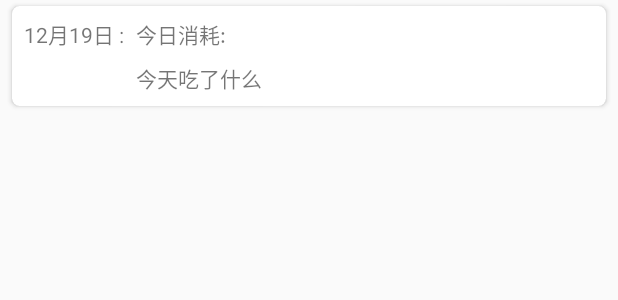
After one commit to vcan/GraduationProject, an Android app: the layout item_consume_record.xml on its own in the app's theme, with its tools: preview values and no code run, on a phone screen of 412 x 824 dp. The commit adds this screen. Shown: the top 300 px of the screen. Run offline under Robolectric (Android 15) with nearby library versions, the phone set to English and light mode, and no system bars; network calls fail.

Commit message:
日期记录每日消耗列表

```diff
--- a/App/PlanMan/app/src/main/java/com/zszdevelop/planman/activity/LoginActivity.java
+++ b/App/PlanMan/app/src/main/java/com/zszdevelop/planman/activity/LoginActivity.java
@@ -12,8 +12,8 @@ import android.widget.LinearLayout;
 import com.google.gson.Gson;
 import com.zszdevelop.planman.R;
 import com.zszdevelop.planman.base.BaseActivity;
+import com.zszdevelop.planman.base.Helper;
 import com.zszdevelop.planman.bean.BaseUser;
-import com.zszdevelop.planman.bean.Helper;
 import com.zszdevelop.planman.config.API;
 import com.zszdevelop.planman.config.Config;
 import com.zszdevelop.planman.config.UserConfig;
--- a/App/PlanMan/app/src/main/java/com/zszdevelop/planman/activity/SplashActivity.java
+++ b/App/PlanMan/app/src/main/java/com/zszdevelop/planman/activity/SplashActivity.java
@@ -6,8 +6,8 @@ import android.support.v7.app.AppCompatActivity;
 
 import com.google.gson.Gson;
 import com.zszdevelop.planman.R;
+import com.zszdevelop.planman.base.Helper;
 import com.zszdevelop.planman.bean.BaseUser;
-import com.zszdevelop.planman.bean.Helper;
 import com.zszdevelop.planman.config.API;
 import com.zszdevelop.planman.config.Config;
 import com.zszdevelop.planman.config.UserConfig;
--- a/App/PlanMan/app/src/main/java/com/zszdevelop/planman/config/API.java
+++ b/App/PlanMan/app/src/main/java/com/zszdevelop/planman/config/API.java
@@ -22,6 +22,9 @@ public class API {
     /*四：首页数据*/
    public static final String MAIN_URI ="HomeServlet?userId=%d";
 
+   /*十三：获取消耗纪录*/
+   public static final String CONSUME_RECORD_URI ="ConsumeRecordServlet?userId=%d";
+
 
 
 
--- a/App/PlanMan/app/src/main/java/com/zszdevelop/planman/config/ResultCode.java
+++ b/App/PlanMan/app/src/main/java/com/zszdevelop/planman/config/ResultCode.java
@@ -22,4 +22,7 @@ public class ResultCode {
     // 腰围
     public static final int SHOULDER_CODE = 6;
 
+    // SHOU首页
+    public static final int FIRST_PAGE_CODE = 1;
+
 }
--- /dev/null
+++ b/App/PlanMan/app/src/main/res/layout/item_consume_record.xml
@@ -0,0 +1,56 @@
+<?xml version="1.0" encoding="utf-8"?>
+<LinearLayout xmlns:android="http://schemas.android.com/apk/res/android"
+    xmlns:app="http://schemas.android.com/tools"
+    android:orientation="vertical"
+    android:layout_width="match_parent"
+    android:layout_height="match_parent">
+    <android.support.v7.widget.CardView xmlns:card_view="http://schemas.android.com/apk/res-auto"
+        android:id="@+id/card_view"
+        android:layout_width="match_parent"
+        android:layout_height="wrap_content"
+        android:layout_marginLeft="@dimen/default_distance"
+        android:layout_marginRight="@dimen/default_distance"
+        android:layout_marginTop="4dp"
+        android:layout_marginBottom="4dp"
+        app:cardBackgroundColor="@color/white"
+        card_view:cardCornerRadius="5dp">
+
+        <RelativeLayout
+            android:layout_width="match_parent"
+            android:layout_height="wrap_content"
+            android:padding="@dimen/default_distance">
+            <TextView
+                android:id="@+id/tv_cr_time"
+                android:layout_width="wrap_content"
+                android:layout_height="wrap_content"
+                android:text="12月19日 :"
+                />
+
+            <TextView
+                android:id="@+id/tv_consume_cc"
+                android:layout_width="wrap_content"
+                android:layout_height="wrap_content"
+                android:text="今日消耗:"
+                android:layout_marginLeft="@dimen/default_distance"
+                android:layout_toRightOf="@+id/tv_cr_time"
+                />
+
+
+            <TextView
+                android:id="@+id/tv_consume_content"
+                android:layout_width="wrap_content"
+                android:layout_height="wrap_content"
+                android:text="今天吃了什么"
+                android:layout_below="@+id/tv_cr_time"
+                android:layout_marginTop="@dimen/default_distance"
+                android:layout_marginLeft="@dimen/default_distance"
+                android:layout_toRightOf="@+id/tv_cr_time"
+                />
+
+        </RelativeLayout>
+
+
+
+    </android.support.v7.widget.CardView>
+
+</LinearLayout>
--- a/App/PlanMan/app/src/main/res/values/dimens.xml
+++ b/App/PlanMan/app/src/main/res/values/dimens.xml
@@ -4,4 +4,5 @@
     <dimen name="activity_vertical_margin">16dp</dimen>
     <dimen name="fab_margin">16dp</dimen>
     <dimen name="distance_48dp">48dp</dimen>
+    <dimen name="default_distance">8dp</dimen>
 </resources>
```
Also changed, not shown: App/PlanMan/app/src/main/java/com/zszdevelop/planman/activity/MainActivity.java (+72 -30 lines), App/PlanMan/app/src/main/java/com/zszdevelop/planman/adapter/ConsumeRecordAdapter.java (added, +57 -0 lines), App/PlanMan/app/src/main/java/com/zszdevelop/planman/base/Helper.java (renamed from App/PlanMan/app/src/main/java/com/zszdevelop/planman/bean/Helper.java, +8 -1 lines), App/PlanMan/app/src/main/java/com/zszdevelop/planman/bean/ConsumeRecordInfo.java (+14 -8 lines), App/PlanMan/app/src/main/java/com/zszdevelop/planman/utils/TimeUtil.java (added, +45 -0 lines), App/PlanMan/app/src/main/java/com/zszdevelop/planman/view_holder/ConsumeRecordViewHolder.java (added, +35 -0 lines), App/PlanMan/app/src/main/res/layout/activity_main.xml (+13 -19 lines).
